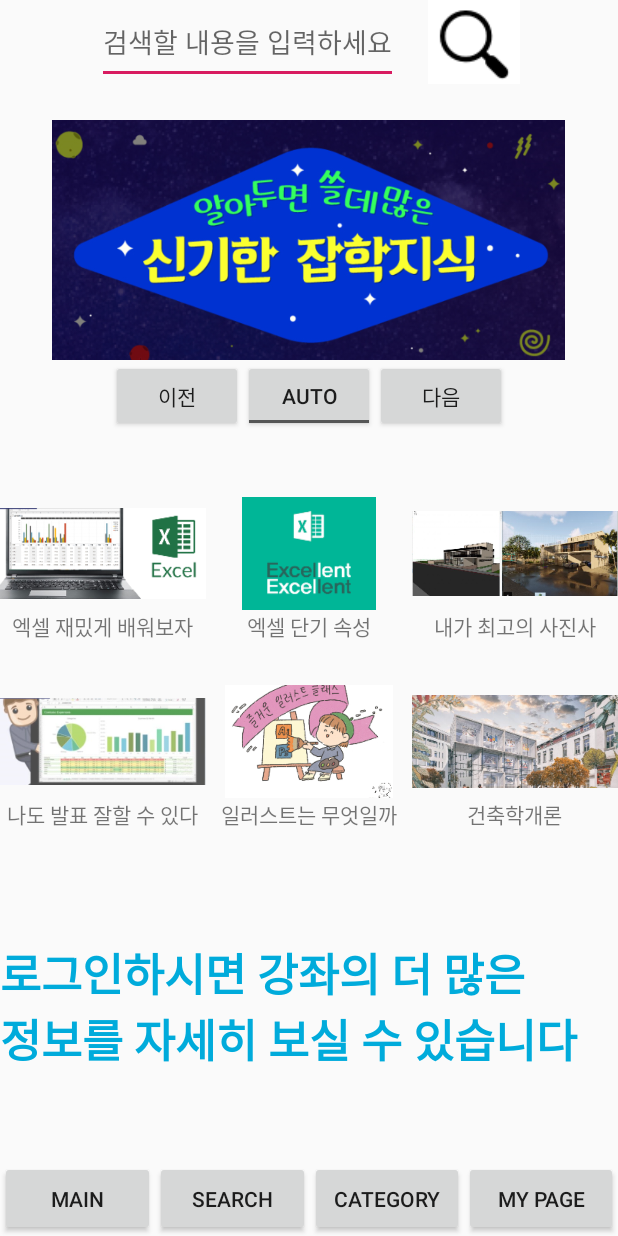
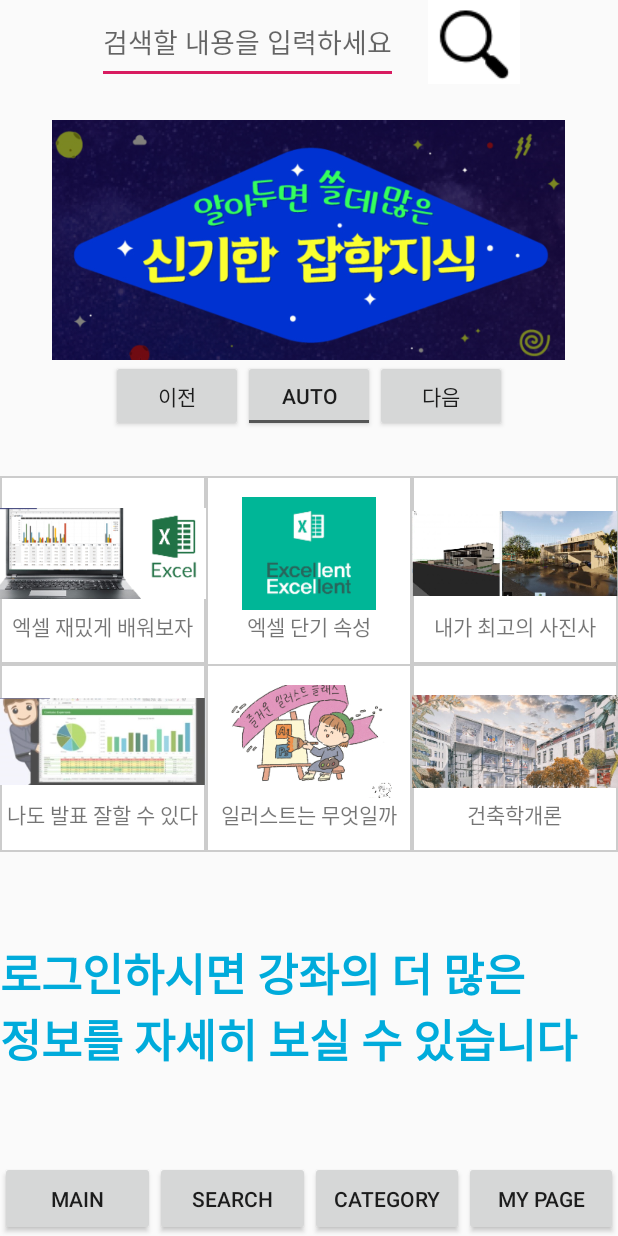
Before and after one commit to Kwonjoon5914/KOPO01FirstRepository2, an Android app: the nomembers screen opened directly, with no data from a screen before it, on a phone screen of 412 x 824 dp. Run offline under Robolectric (Android 15) with nearby library versions, the phone set to English and light mode, and no system bars.

Commit message:
add contents

```diff
--- a/app/src/main/res/layout/activity_nomembers.xml
+++ b/app/src/main/res/layout/activity_nomembers.xml
@@ -113,7 +113,8 @@
             android:layout_width="match_parent"
             android:layout_height="match_parent"
             android:layout_weight="1"
-            android:layout_marginTop="5dp">
+            android:layout_marginTop="5dp"
+            android:background="@drawable/back">
 
             <LinearLayout
                 android:layout_width="match_parent"
@@ -126,12 +127,13 @@
                     android:layout_height="match_parent"
                     android:layout_weight="1"
                     android:orientation="vertical"
-                    android:gravity="center">
+                    android:gravity="center"
+                    android:background="@drawable/back">
 
                     <ImageView
                         android:layout_width="match_parent"
                         android:layout_height="75dp"
-                        android:src="@drawable/qwe1"/>
+                        android:src="@drawable/qwe1" />
                     <TextView
                         android:layout_width="wrap_content"
                         android:layout_height="wrap_content"
@@ -144,12 +146,13 @@
                     android:layout_height="match_parent"
                     android:layout_weight="1"
                     android:orientation="vertical"
-                    android:gravity="center">
+                    android:gravity="center"
+                    android:background="@drawable/back">
 
                     <ImageView
                         android:layout_width="match_parent"
                         android:layout_height="75dp"
-                        android:src="@drawable/qwe2"/>
+                        android:src="@drawable/qwe2" />
                     <TextView
                         android:layout_width="wrap_content"
                         android:layout_height="wrap_content"
@@ -163,7 +166,8 @@
                 android:layout_width="match_parent"
                 android:layout_height="match_parent"
                 android:layout_weight="1"
-                android:orientation="vertical">
+                android:orientation="vertical"
+                android:background="@drawable/back">
 
                 <LinearLayout
                     android:layout_width="match_parent"
@@ -188,7 +192,8 @@
                     android:layout_height="match_parent"
                     android:layout_weight="1"
                     android:orientation="vertical"
-                    android:gravity="center">
+                    android:gravity="center"
+                    android:background="@drawable/back">
 
                     <ImageView
                         android:layout_width="match_parent"
@@ -214,7 +219,8 @@
                     android:layout_height="match_parent"
                     android:layout_weight="1"
                     android:orientation="vertical"
-                    android:gravity="center">
+                    android:gravity="center"
+                    android:background="@drawable/back">
 
                     <ImageView
                         android:layout_width="match_parent"
@@ -232,7 +238,8 @@
                     android:layout_height="match_parent"
                     android:layout_weight="1"
                     android:orientation="vertical"
-                    android:gravity="center">
+                    android:gravity="center"
+                    android:background="@drawable/back">
 
                     <ImageView
                         android:layout_width="match_parent"
```
